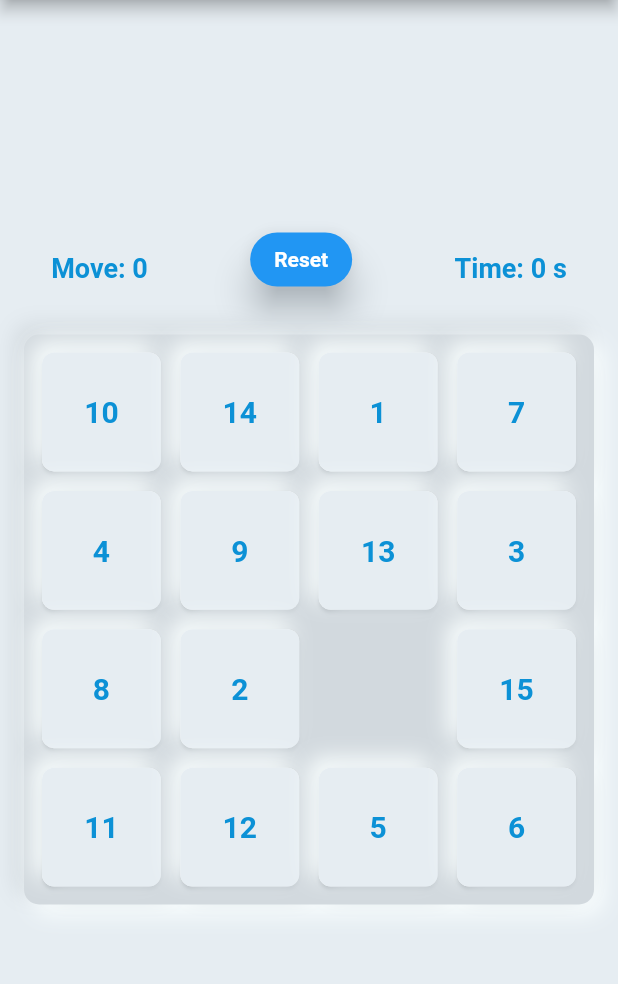
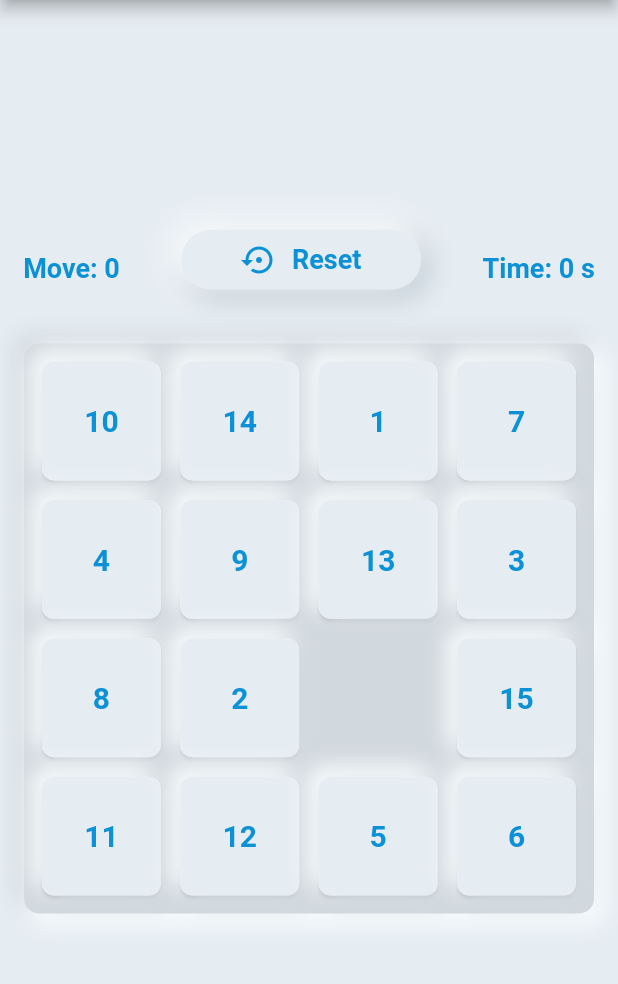
Before and after one commit to md-siam/flutter_puzzle_hack, a Flutter app: the screen it shows after launch, after a tap on "Reset", on a phone screen of 412 x 824 dp, the part 84-1068 px from its top. Run offline on Flutter 3.47's test engine with Material 2 defaults, Android fonts, the light colour scheme and no system bars; drawn by our look-alikes of clay_containers; our stand-ins replace audioplayers, google_fonts, responsive_framework, responsive_sizer; missing offline and left inert: day_night_switcher; Roboto replaces fonts that are missing (Alata).

Commit message:
reset sound added

```diff
--- a/lib/app/provider/sound_provider.dart
+++ b/lib/app/provider/sound_provider.dart
@@ -4,10 +4,19 @@ import 'package:audioplayers/audioplayers.dart';
 class SoundProvider extends ChangeNotifier {
   final AudioCache audioCache = AudioCache(prefix: 'assets/audio/');
 
-  //*****  B U T T O N   S O U N D  ****//
+  //*****  S L I D I N G   S O U N D  ****//
   playSlidingSound() async {
     await audioCache.play(
       'sliding_sound.wav',
+      mode: PlayerMode.LOW_LATENCY,
+    );
+    notifyListeners();
+  }
+
+  //*****  R E S E T   S O U N D  ****//
+  playResetSound() async {
+    await audioCache.play(
+      'reset_sound.wav',
       mode: PlayerMode.LOW_LATENCY,
     );
     notifyListeners();
--- a/lib/app/view/puzzle_game.dart
+++ b/lib/app/view/puzzle_game.dart
@@ -1,8 +1,7 @@
 import 'dart:async';
 import 'package:flutter/material.dart';
-import 'package:google_fonts/google_fonts.dart';
-import 'package:clay_containers/widgets/clay_container.dart';
 
+import '/app/widget/util/design/neumorphic_button.dart';
 import '/app/widget/top_appbar.dart';
 import '/app/widget/grid.dart';
 import '../widget/menu_items.dart';
@@ -31,7 +30,6 @@ class _PuzzleGameState extends State<PuzzleGame> {
 
   @override
   Widget build(BuildContext context) {
-    final size = MediaQuery.of(context).size;
     timer ??= Timer.periodic(
       duration,
       (Timer t) {
@@ -47,6 +45,7 @@ class _PuzzleGameState extends State<PuzzleGame> {
             controller: null,
             child: Column(
               children: [
+
                 MenuItems(
                   reset: reset,
                   move: move,
@@ -75,6 +74,7 @@ class _PuzzleGameState extends State<PuzzleGame> {
         (index + 4 < 16 && numbers[index + 4] == 0)) {
       setState(() {
         move++;
+
         numbers[numbers.indexOf(0)] = numbers[index];
         numbers[index] = 0;
       });
@@ -90,6 +90,7 @@ class _PuzzleGameState extends State<PuzzleGame> {
     }
   }
 
+  /// This method will reset the `puzzle board`
   void reset() {
     setState(() {
       numbers.shuffle();
@@ -99,6 +100,8 @@ class _PuzzleGameState extends State<PuzzleGame> {
     });
   }
 
+  /// This method will whether the numbers are `sorted`
+  /// or not
   bool isSorted(List list) {
     int prev = list.first;
     for (var i = 1; i < list.length - 1; i++) {
@@ -109,6 +112,8 @@ class _PuzzleGameState extends State<PuzzleGame> {
     return true;
   }
 
+  /// This method is a popup `dialog` which will be displayed
+  /// if the numbers are sorted correctly
   void checkWin() {
     if (isSorted(numbers)) {
       isActive = false;
@@ -120,7 +125,7 @@ class _PuzzleGameState extends State<PuzzleGame> {
               borderRadius: BorderRadius.circular(10.0),
             ), //this right here
             child: SizedBox(
-              height: 200,
+              height: 200.0,
               child: Padding(
                 padding: const EdgeInsets.all(10.0),
                 child: Column(
--- a/lib/app/widget/menu_items.dart
+++ b/lib/app/widget/menu_items.dart
@@ -25,7 +25,7 @@ class MenuItems extends StatelessWidget {
         crossAxisAlignment: CrossAxisAlignment.center,
         children: [
           Move(move: move),
-          ResetButton(reset: reset, text: "Reset"),
+          ResetButton(reset: reset),
           Time(secondsPassed: secondsPassed),
         ],
       ),
--- /dev/null
+++ b/lib/app/widget/util/design/neumorphic_button.dart
@@ -0,0 +1,93 @@
+import 'package:flutter/material.dart';
+import 'package:provider/provider.dart';
+
+import '../../../provider/sound_provider.dart';
+
+class NeumorphicButton extends StatefulWidget {
+  final String buttonText;
+  final Function reset;
+  const NeumorphicButton({
+    Key? key,
+    required this.buttonText,
+    required this.reset,
+  }) : super(key: key);
+
+  @override
+  State<NeumorphicButton> createState() => _NeumorphicButtonState();
+}
+
+class _NeumorphicButtonState extends State<NeumorphicButton> {
+  bool _isElevated = true;
+
+  void _pressedDown(PointerEvent details) {
+    // provides playButtonSound() from SoundProvider
+    context.read<SoundProvider>().playResetSound();
+    setState(() {
+      _isElevated = !_isElevated;
+    });
+  }
+
+  void _pressedUp(PointerEvent details) {
+    setState(() {
+      _isElevated = !_isElevated;
+    });
+  }
+
+  @override
+  Widget build(BuildContext context) {
+    return GestureDetector(
+      onTap: () {
+        widget.reset();
+      },
+      child: Padding(
+        padding: const EdgeInsets.all(10.0),
+        child: Listener(
+          onPointerDown: _pressedDown,
+          onPointerUp: _pressedUp,
+          child: AnimatedContainer(
+            duration: const Duration(milliseconds: 100),
+            decoration: BoxDecoration(
+              color: Theme.of(context).primaryColor,
+              borderRadius: BorderRadius.circular(20),
+              boxShadow: _isElevated
+                  ? [
+                      BoxShadow(
+                        color: Theme.of(context).shadowColor,
+                        offset: const Offset(4, 4),
+                        blurRadius: 15,
+                        spreadRadius: 1,
+                      ),
+                      BoxShadow(
+                        color: Theme.of(context).splashColor,
+                        offset: const Offset(-4, -4),
+                        blurRadius: 15,
+                        spreadRadius: 1,
+                      )
+                    ]
+                  : null,
+            ),
+            child: Center(
+              child: Padding(
+                padding: const EdgeInsets.all(8.0),
+                child: Row(
+                  mainAxisAlignment: MainAxisAlignment.center,
+                  children: [
+                    const Icon(Icons.settings_backup_restore),
+                    const SizedBox(width: 10),
+                    Text(
+                      widget.buttonText,
+                      style: const TextStyle(
+                        fontSize: 18.0,
+                        fontWeight: FontWeight.bold,
+                      ),
+                    ),
+                  ],
+                ),
+              ),
+            ),
+          ),
+        ),
+      ),
+    );
+  }
+}
--- a/lib/app/widget/util/reset_button.dart
+++ b/lib/app/widget/util/reset_button.dart
@@ -1,28 +1,26 @@
 import 'package:flutter/material.dart';
+
+import 'design/neumorphic_button.dart';
 
 class ResetButton extends StatelessWidget {
   Function reset;
-  String text;
   ResetButton({
     Key? key,
     required this.reset,
-    required this.text,
   }) : super(key: key);
 
   @override
   Widget build(BuildContext context) {
-    return ElevatedButton(
-      onPressed: reset as void Function()?,
-      style: ElevatedButton.styleFrom(
-        elevation: 10,
-        shape: const StadiumBorder(),
-      ),
-      child: const Text(
-        "Reset",
-        style: TextStyle(
-          fontWeight: FontWeight.bold,
+    return Column(
+      children: [
+        SizedBox(
+          width: 180,
+          child: NeumorphicButton(
+            buttonText: 'Reset',
+            reset: reset,
+          ),
         ),
-      ),
+      ],
     );
   }
 }
```
Also changed, not shown: 1 other file.
